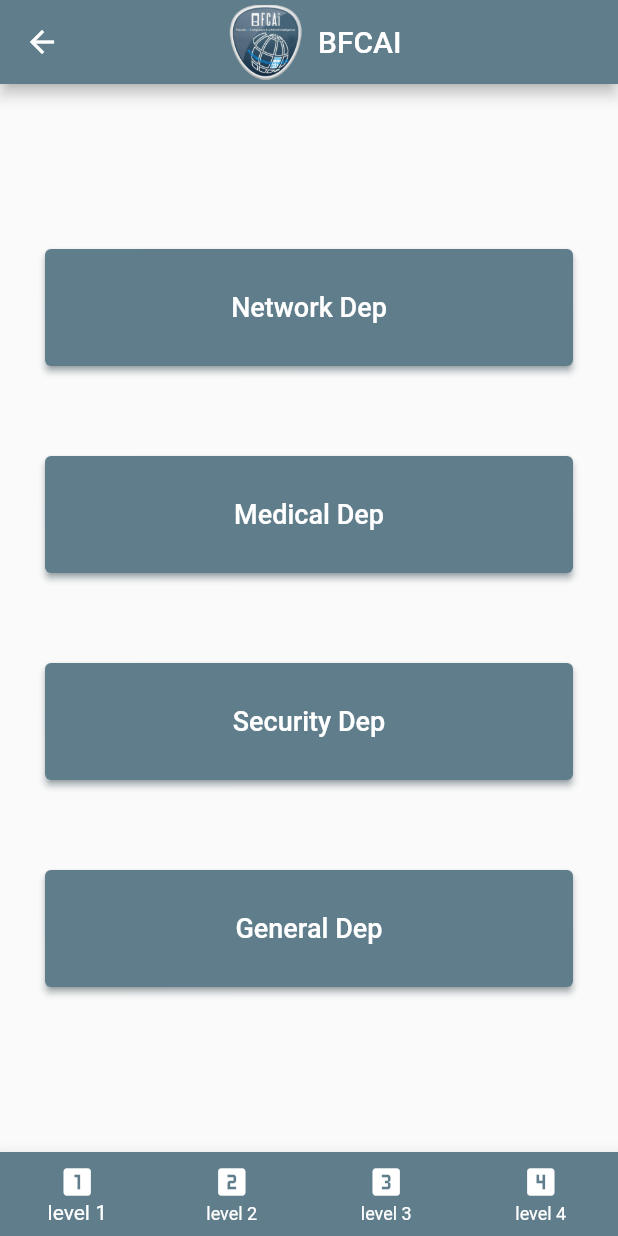
After one commit to ahmedyouseff-19/mobileproject, a Flutter app: the HomePage screen opened by its route, on a phone screen of 412 x 824 dp. The commit adds this screen. Run offline on Flutter 3.47's test engine with Material 2 defaults, Android fonts, the phone set to English and light mode, and no system bars; our stand-ins replace firebase_auth, firebase_core, flutter_staggered_animations, fluttertoast; accounts and stored records are empty.

Commit message:
add home page(level page) and start page by AhmedYouseff

```diff
--- a/lib/auth/widgets/auth_form.dart
+++ b/lib/auth/widgets/auth_form.dart
@@ -67,7 +67,7 @@ class _AuthFormState extends State<AuthForm> {
 
                       setState(() {
                         Navigator.of(context)
-                            .pushReplacementNamed('Networktable');
+                            .pushReplacementNamed('home');
                       });
                     } catch (err) {
                       setState(() {
--- a/lib/homepage.dart
+++ b/lib/homepage.dart
@@ -1,60 +1,96 @@
+import 'package:bfcai_hp/lec&sec_model/models.dart';
+import 'package:bfcai_hp/levels/level_2.dart';
+import 'package:bfcai_hp/levels/level_3.dart';
+import 'package:bfcai_hp/levels/level_4.dart';
 import 'package:flutter/material.dart';
 
-import 'auth/widgets/my_butten.dart';
-import 'lec&sec_model/models.dart';
+import 'levels/level_1.dart';
+class HomePage extends StatefulWidget {
+  const HomePage({Key? key}) : super(key: key);
 
-// ِCreated by Ahmed Youseff
+  @override
+  _HomePageState createState() => _HomePageState();
+}
 
-class Homepage extends StatelessWidget {
-  const Homepage({Key? key}) : super(key: key);
-
+class _HomePageState extends State<HomePage> {
+  int currentIndex =0;
+  List<Widget> levels =
+  [
+    Level1(),
+    Level2(),
+    Level3(),
+    Level4(),
+  ];
   @override
   Widget build(BuildContext context) {
     return Scaffold(
-      backgroundColor:myclr,
       appBar: AppBar(
-        elevation: 0,
-        backgroundColor: Colors.white,
-        title: const Center(
-          child: Text(
-            'BFCAI   ',
-          style: TextStyle(
-            fontSize: 30,
-              color: myclr,
-            fontWeight: FontWeight.bold,
-          ),),
+
+        backgroundColor: myclr,
+        title:  Padding(
+          padding: const EdgeInsets.only(left: 70.0),
+          child: Row(
+            children: [
+              Center(
+                child: Image.asset(
+                  'images/logo.png',
+                  height: 50,
+                  width: 70,
+                ),
+              ),
+              Center(child: Text("BFCAI")),
+            ],
+          ),
         ),
 
       ),
+      body: levels[currentIndex],
+      bottomNavigationBar: BottomNavigationBar(
+        currentIndex: currentIndex,
+        onTap: (index)
+        {
+          setState(() {
+            currentIndex=index;
+          });
 
-      body: Padding(
-        padding: const EdgeInsets.symmetric(vertical: 25),
-        child: Column(
-          mainAxisAlignment: MainAxisAlignment.spaceBetween,
-          children: <Widget>[
-            const SizedBox(height: 20,),
-            Hero(
-              tag: 'logoAnimation',
-              child: Image.asset(
-                'images/logo.png',
-                height: 300,
-                width: 500,
+        },
+        type: BottomNavigationBarType.fixed,
+        backgroundColor: myclr,
+        selectedItemColor: Colors.white,
+        unselectedItemColor: Colors.white,
+        elevation: 10,
+        items:
+        [
+          BottomNavigationBarItem(
+            icon: Icon(
+              Icons.looks_one,
+              color: Colors.white,
+            ),
+            label: 'level 1',
+          ),
+          BottomNavigationBarItem(
+              icon: Icon(
+                Icons.looks_two,
+                color: Colors.white,
               ),
-            ),
-            Padding(
-              padding: const EdgeInsets.symmetric(horizontal: 20),
-              child: OriginalButton(
-                text: 'Get Started',
-                bcolor: Colors.white,
-                textColor: myclr,
-                onPressed: () {
-                  Navigator.of(context).pushNamed('login');
-                },
+            label: 'level 2',
+          ),
+          BottomNavigationBarItem(
+              icon: Icon(
+                Icons.looks_3,
+                color: Colors.white,
               ),
-            ),
-            const SizedBox(height: 20,),
-          ],
-        ),
+            label: 'level 3',
+          ),
+          BottomNavigationBarItem(
+              icon: Icon(
+                Icons.looks_4,
+                color: Colors.white,
+              ),
+            label: 'level 4',
+          ),
+        ],
+
       ),
     );
   }
--- /dev/null
+++ b/lib/levels/level_1.dart
@@ -0,0 +1,97 @@
+import 'package:bfcai_hp/auth/widgets/my_butten.dart';
+import 'package:flutter/material.dart';
+class Level1 extends StatefulWidget {
+  const Level1({Key? key}) : super(key: key);
+
+  @override
+  _Level1State createState() => _Level1State();
+}
+
+class _Level1State extends State<Level1> {
+  @override
+  Widget build(BuildContext context) {
+    return Column(
+      children: [
+        SizedBox(height: 80,),
+        Expanded(
+
+          child: Padding(
+            padding: const EdgeInsets.all(30.0),
+            child: OriginalButton(
+              text: 'Network Dep',
+              onPressed: () {
+                setState(() {
+                  Navigator.of(context)
+                      .pushReplacementNamed('Networktable');
+                });
+
+              },
+              textColor: Colors.white,
+              bcolor: Colors.blueGrey,
+            ),
+          ),
+        ),
+        Expanded(
+
+          child: Padding(
+            padding: const EdgeInsets.all(30.0),
+            child: OriginalButton(
+              text: 'Medical Dep',
+              onPressed: () {
+                setState(() {
+                  Navigator.of(context)
+                      .pushReplacementNamed('Networktable');
+                });
+
+              },
+              textColor: Colors.white,
+              bcolor: Colors.blueGrey,
+            ),
+          ),
+        ),
+        Expanded(
+
+          child: Padding(
+            padding: const EdgeInsets.all(30.0),
+            child: OriginalButton(
+              text: 'Security Dep',
+              onPressed: () {
+                setState(() {
+                  Navigator.of(context)
+                      .pushReplacementNamed('Networktable');
+                });
+
+              },
+              textColor: Colors.white,
+              bcolor: Colors.blueGrey,
+            ),
+          ),
+        ),
+        Expanded(
+
+          child: Padding(
+            padding: const EdgeInsets.all(30.0),
+            child: OriginalButton(
+              text: 'General Dep',
+              onPressed: () {
+                setState(() {
+                  Navigator.of(context)
+                      .pushReplacementNamed('Networktable');
+                });
+
+              },
+              textColor: Colors.white,
+              bcolor: Colors.blueGrey,
+            ),
+          ),
+        ),
+        SizedBox(height: 80,),
+
+
+      ],
+
+
+
+    );
+  }
+}
--- a/lib/main.dart
+++ b/lib/main.dart
@@ -1,4 +1,5 @@
 import 'package:bfcai_hp/networkdep/Networktable.dart';
+import 'package:bfcai_hp/startpage.dart';
 import 'package:flutter/material.dart';
 
 import 'package:firebase_auth/firebase_auth.dart';
@@ -6,6 +7,7 @@ import 'package:firebase_core/firebase_core.dart';
 
 
 import 'auth/ui/authscreen.dart';
+
 import 'homepage.dart';
 import 'networkdep/lectable.dart';
 
@@ -50,13 +52,14 @@ class MyApp extends StatelessWidget {
       title: 'Flutter Demo',
 
       debugShowCheckedModeBanner: false,
-      home:  const Homepage(),
+      home:  const Startpage(),
 
 
       routes: {
         'login': (context) =>const AuthScreen(authType: AuthType.login),
         'register': (context) => const AuthScreen(authType: AuthType.register),
         'Networktable':(context) =>Networktable(),
+        'home':(context)=>HomePage(),
       },
     );
   }
--- a/lib/networkdep/lectable.dart
+++ b/lib/networkdep/lectable.dart
@@ -1,7 +1,8 @@
 import 'package:flutter/material.dart';
 
-import '../homepage.dart';
+
 import '../lec&sec_model/models.dart';
+import '../startpage.dart';
 // ِCreated by Ahmed Youseff
 
 
@@ -95,7 +96,7 @@ class _networksecScreenState extends State<networksecScreen> {
           onPressed: () {
             Navigator.push(context,
                 MaterialPageRoute(
-                builder: (context)=> Homepage(),
+                builder: (context)=> Startpage(),
                 ),
             );
           },
--- a/lib/networkdep/sectable.dart
+++ b/lib/networkdep/sectable.dart
@@ -1,6 +1,7 @@
 import 'package:flutter/material.dart';
-import '../homepage.dart';
+
 import '../lec&sec_model/models.dart';
+import '../startpage.dart';
 // ِCreated by Ahmed Youseff
 
 
@@ -98,7 +99,7 @@ class _networkSecScreenState extends State<networkSecScreen> {
           onPressed: () {
             Navigator.push(context,
               MaterialPageRoute(
-                builder: (context)=> Homepage(),
+                builder: (context)=> Startpage(),
               ),
             );
           },
```
Also changed, not shown: lib/levels/level_2.dart (added, +97 -0 lines), lib/levels/level_3.dart (added, +97 -0 lines), lib/levels/level_4.dart (added, +97 -0 lines), lib/startpage.dart (added, +61 -0 lines).
